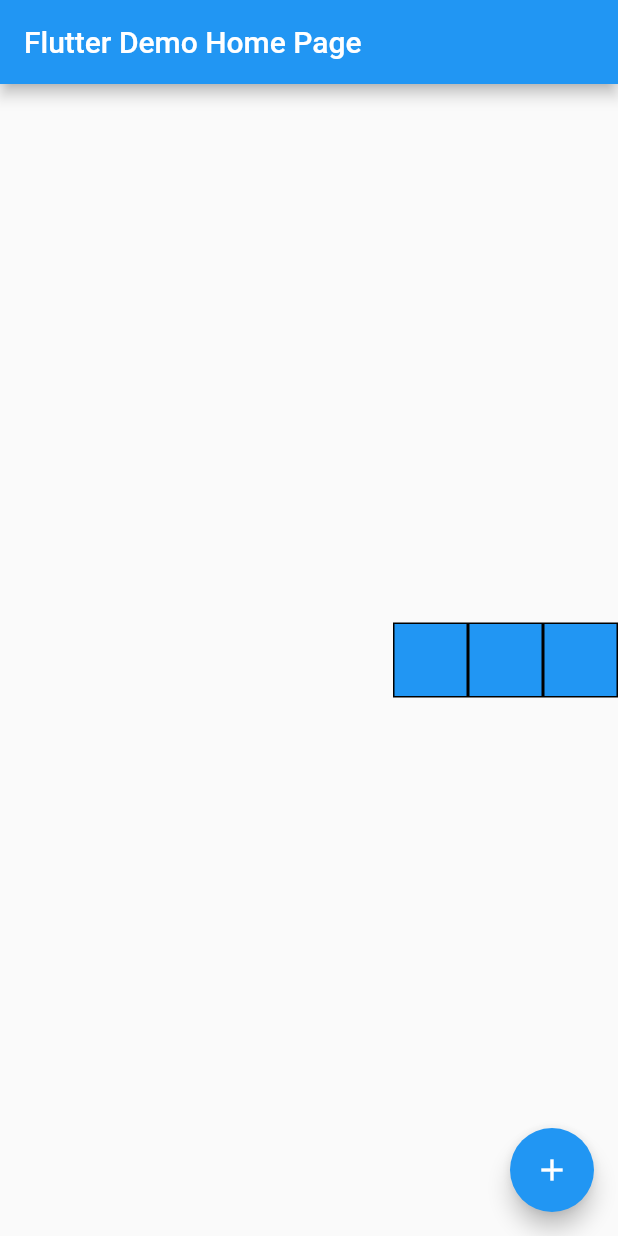
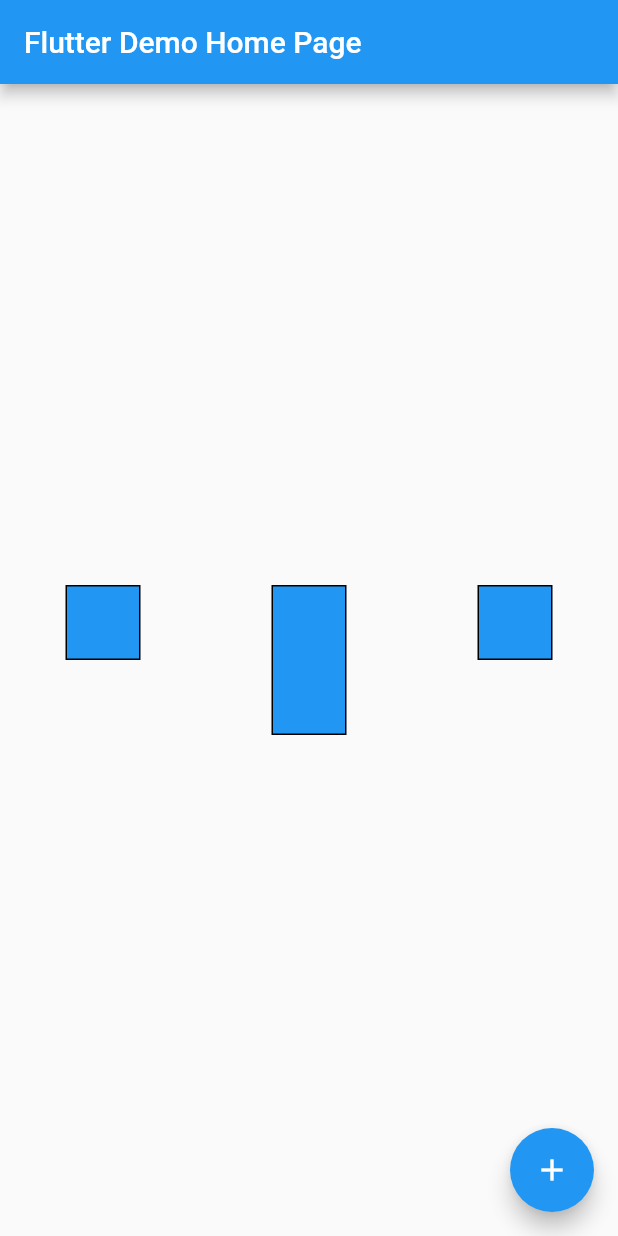
Before and after one commit to probepark/flutter-study, a Flutter app: the screen it shows after launch, on a phone screen of 412 x 824 dp. Run offline on Flutter 3.47's test engine with Material 2 defaults, Android fonts, the phone set to English and light mode, and no system bars.

Commit message:
crossAxisAlignment 추가.

```diff
--- a/basic/lib/main.dart
+++ b/basic/lib/main.dart
@@ -45,11 +45,11 @@ class _MyHomePageState extends State<MyHomePage> {
           mainAxisAlignment: MainAxisAlignment.center,
           children: <Widget>[
             Row(
-//              mainAxisSize: MainAxisSize.min,
-              mainAxisAlignment: MainAxisAlignment.end,
+              mainAxisAlignment: MainAxisAlignment.spaceAround,
+              crossAxisAlignment: CrossAxisAlignment.start,
               children: <Widget>[
                 BlueBox(),
-                BlueBox(),
+                BiggerBlueBox(),
                 BlueBox(),
               ],
             )
@@ -65,6 +65,17 @@ class _MyHomePageState extends State<MyHomePage> {
   }
 }
 
+class BiggerBlueBox extends StatelessWidget {
+  @override
+  Widget build(BuildContext context) {
+    return Container(
+      width: 50,
+      height: 100,
+      decoration: BoxDecoration(color: Colors.blue, border: Border.all()),
+    );
+  }
+}
+
 class BlueBox extends StatelessWidget {
   @override
   Widget build(BuildContext context) {
```
